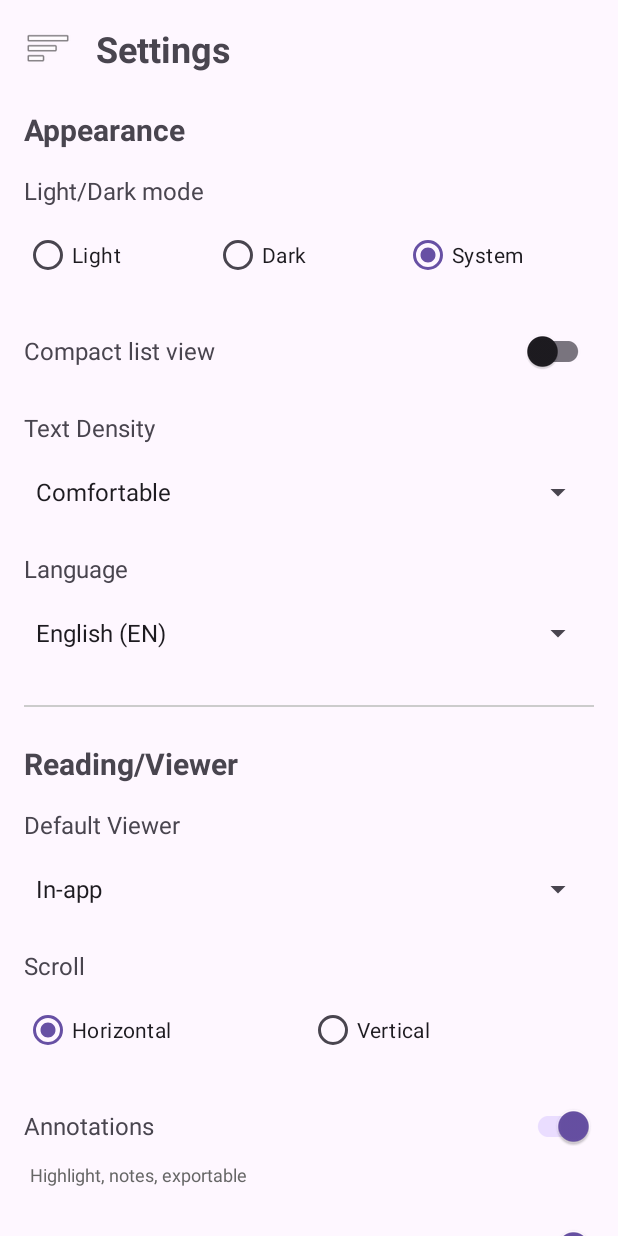
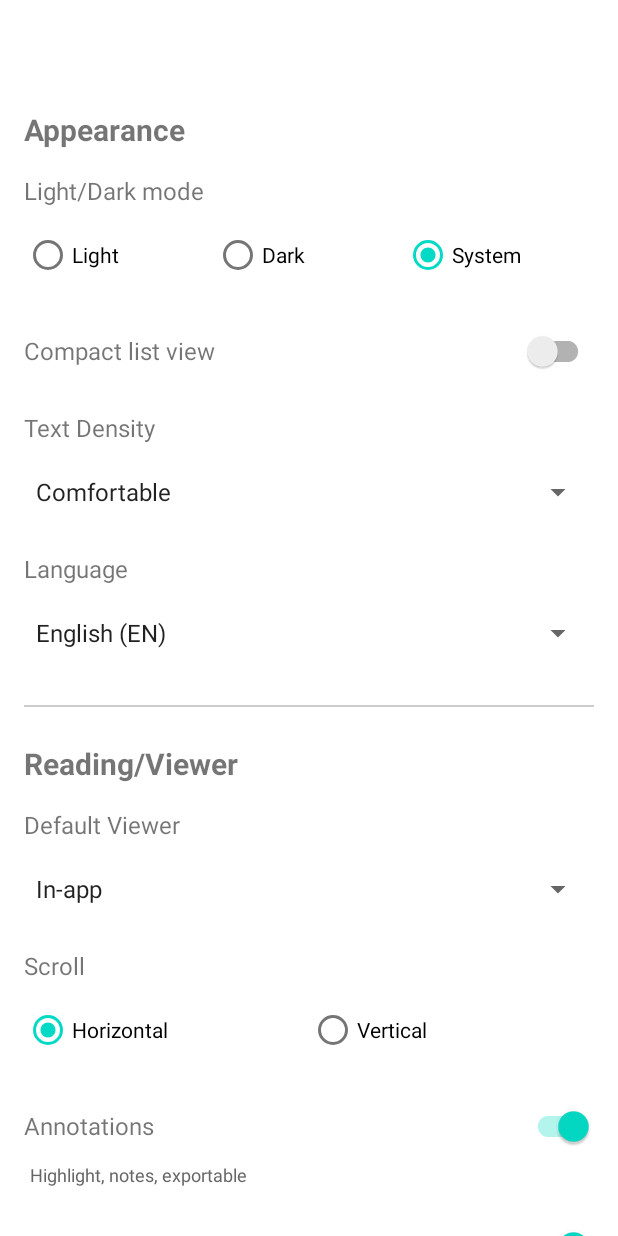
Before and after one commit to SiPhung953/Lianac, an Android app: the screen it shows after launch (MainActivity), on a phone screen of 412 x 824 dp. Run offline under Robolectric (Android 15) with nearby library versions, the phone set to English and light mode, and no system bars.

Commit message:
SettingsFragment test 2.0

```diff
--- a/app/src/main/AndroidManifest.xml
+++ b/app/src/main/AndroidManifest.xml
@@ -8,11 +8,10 @@
         android:dataExtractionRules="@xml/data_extraction_rules"
         android:fullBackupContent="@xml/backup_rules"
         android:icon="@mipmap/ic_launcher"
-        android:label="@string/app_name"
         android:roundIcon="@mipmap/ic_launcher_round"
         android:supportsRtl="true"
-        android:theme="@style/Theme.Lianac">
-        <activity
+        android:theme="@style/AppTheme">
+    <activity
             android:name=".MainActivity"
             android:exported="true">
             <intent-filter>
--- a/app/src/main/java/vn/edu/lianac/MainActivity.java
+++ b/app/src/main/java/vn/edu/lianac/MainActivity.java
@@ -3,11 +3,16 @@ package vn.edu.lianac;
 import android.os.Bundle;
 import androidx.appcompat.app.AppCompatActivity;
 import androidx.fragment.app.FragmentTransaction;
-
+import android.content.SharedPreferences;
+import androidx.appcompat.app.AppCompatDelegate;
 public class MainActivity extends AppCompatActivity {
 
     @Override
     protected void onCreate(Bundle savedInstanceState) {
+        SharedPreferences prefs = getSharedPreferences("SettingsPrefs", MODE_PRIVATE);
+        int themeMode = prefs.getInt("theme_mode", AppCompatDelegate.MODE_NIGHT_FOLLOW_SYSTEM);
+        AppCompatDelegate.setDefaultNightMode(themeMode);
+
         super.onCreate(savedInstanceState);
         setContentView(R.layout.activity_main);
 
--- a/app/src/main/java/vn/edu/lianac/SettingsFragment.java
+++ b/app/src/main/java/vn/edu/lianac/SettingsFragment.java
@@ -5,8 +5,11 @@ import android.content.Intent;
 import android.content.SharedPreferences;
 import android.content.pm.PackageManager;
 import android.content.pm.ResolveInfo;
+import android.content.res.Configuration;
 import android.net.Uri;
+import android.os.Build;
 import android.os.Bundle;
+import android.os.Handler;
 import android.view.LayoutInflater;
 import android.view.View;
 import android.view.ViewGroup;
@@ -20,7 +23,7 @@ import androidx.annotation.NonNull;
 import androidx.annotation.Nullable;
 import androidx.appcompat.app.AppCompatDelegate;
 import androidx.appcompat.widget.SwitchCompat;
-import androidx.core.os.LocaleListCompat;
+import androidx.core.content.FileProvider;
 import androidx.fragment.app.Fragment;
 
 import java.io.File;
@@ -48,6 +51,11 @@ public class SettingsFragment extends Fragment {
     private SwitchCompat switchCompactList, switchAnnotations, switchAutoSave;
     private Spinner spinnerTextDensity, spinnerLanguage, spinnerDefaultViewer;
     private View layoutInAppSettings;
+
+    // Flags để tránh trigger listeners khi load settings lần đầu
+    private boolean isLanguageInitialLoad = true;
+    private boolean isTextDensityInitialLoad = true;
+    private boolean isViewerInitialLoad = true;
 
     @Nullable
     @Override
@@ -185,27 +193,47 @@ public class SettingsFragment extends Fragment {
         // Compact List Listener
         switchCompactList.setOnCheckedChangeListener((buttonView, isChecked) -> {
             sharedPreferences.edit().putBoolean(KEY_COMPACT_LIST, isChecked).apply();
-            Toast.makeText(requireContext(), "Compact list: " + (isChecked ? "ON" : "OFF"),
-                    Toast.LENGTH_SHORT).show();
+            // Bỏ Toast nếu không cần thiết
+            // Toast.makeText(requireContext(), "Compact list: " + (isChecked ? "ON" : "OFF"),
+            //         Toast.LENGTH_SHORT).show();
         });
 
         // Text Density Listener
         spinnerTextDensity.setOnItemSelectedListener(new AdapterView.OnItemSelectedListener() {
             @Override
             public void onItemSelected(AdapterView<?> parent, View view, int position, long id) {
+                // Bỏ qua lần đầu tiên (khi load settings)
+                if (isTextDensityInitialLoad) {
+                    isTextDensityInitialLoad = false;
+                    return;
+                }
+
+                int currentDensity = sharedPreferences.getInt(KEY_TEXT_DENSITY, 0);
+                if (currentDensity != position) {
                     sharedPreferences.edit().putInt(KEY_TEXT_DENSITY, position).apply();
+                }
             }
 
             @Override
             public void onNothingSelected(AdapterView<?> parent) {}
         });
 
-        // Language Listener
+        // Language Listener - ✅ FIX: Không hiện toast khi load lần đầu
         spinnerLanguage.setOnItemSelectedListener(new AdapterView.OnItemSelectedListener() {
             @Override
             public void onItemSelected(AdapterView<?> parent, View view, int position, long id) {
+                // Bỏ qua lần đầu tiên (khi load settings)
+                if (isLanguageInitialLoad) {
+                    isLanguageInitialLoad = false;
+                    return;
+                }
+
+                // Kiểm tra xem language có thực sự thay đổi không
+                int currentLanguage = sharedPreferences.getInt(KEY_LANGUAGE, 0);
+                if (currentLanguage != position) {
                     sharedPreferences.edit().putInt(KEY_LANGUAGE, position).apply();
                     changeLanguage(position);
+                }
             }
 
             @Override
@@ -216,6 +244,14 @@ public class SettingsFragment extends Fragment {
         spinnerDefaultViewer.setOnItemSelectedListener(new AdapterView.OnItemSelectedListener() {
             @Override
             public void onItemSelected(AdapterView<?> parent, View view, int position, long id) {
+                // Bỏ qua lần đầu tiên (khi load settings)
+                if (isViewerInitialLoad) {
+                    isViewerInitialLoad = false;
+                    return;
+                }
+
+                int currentViewer = sharedPreferences.getInt(KEY_DEFAULT_VIEWER, 0);
+                if (currentViewer != position) {
                     sharedPreferences.edit().putInt(KEY_DEFAULT_VIEWER, position).apply();
 
                     if (position == 0) {
@@ -224,6 +260,7 @@ public class SettingsFragment extends Fragment {
                     } else {
                         // External PDF app selected
                         layoutInAppSettings.setVisibility(View.GONE);
+                    }
                 }
             }
 
@@ -251,30 +288,63 @@ public class SettingsFragment extends Fragment {
     private void changeLanguage(int position) {
         String languageCode = (position == 0) ? "en" : "vi";
 
-        // Sử dụng AppCompatDelegate để thay đổi ngôn ngữ
-        LocaleListCompat appLocale = LocaleListCompat.forLanguageTags(languageCode);
-        AppCompatDelegate.setApplicationLocales(appLocale);
+        // Lưu language preference
+        sharedPreferences.edit().putString("app_language", languageCode).apply();
 
-        Toast.makeText(requireContext(),
-                "Language changed to " + (position == 0 ? "English" : "Tiếng Việt"),
-                Toast.LENGTH_SHORT).show();
+        // Đổi locale
+        Locale locale = new Locale(languageCode);
+        Locale.setDefault(locale);
+
+        Configuration config = new Configuration();
+        if (Build.VERSION.SDK_INT >= Build.VERSION_CODES.N) {
+            config.setLocale(locale);
+        } else {
+            config.locale = locale;
         }
 
-    // Method để mở PDF với External App
+        requireContext().getResources().updateConfiguration(config,
+                requireContext().getResources().getDisplayMetrics());
+
+        // Hiển thị toast TRƯỚC KHI restart
+        String message = position == 0 ? "Language changed to English" : "Ngôn ngữ đã đổi sang Tiếng Việt";
+        Toast.makeText(requireContext(), message, Toast.LENGTH_SHORT).show();
+
+        // RESTART Activity sau một chút delay để toast hiển thị
+        new Handler().postDelayed(new Runnable() {
+            @Override
+            public void run() {
+                requireActivity().recreate();
+            }
+        }, 500); // 500ms delay
+    }
+
+    // Method để mở PDF với External App - ✅ FIX: Hỗ trợ FileProvider cho Android 7.0+
     public void openPDFWithExternalApp(String pdfPath) {
         int viewerPreference = sharedPreferences.getInt(KEY_DEFAULT_VIEWER, 0);
 
         if (viewerPreference == 1) { // External PDF app
             File file = new File(pdfPath);
-            Uri uri = Uri.fromFile(file);
+
+            // Sử dụng FileProvider cho Android 7.0+
+            Uri uri;
+            if (Build.VERSION.SDK_INT >= Build.VERSION_CODES.N) {
+                uri = FileProvider.getUriForFile(
+                        requireContext(),
+                        requireContext().getPackageName() + ".fileprovider",
+                        file
+                );
+            } else {
+                uri = Uri.fromFile(file);
+            }
 
             Intent intent = new Intent(Intent.ACTION_VIEW);
             intent.setDataAndType(uri, "application/pdf");
-            intent.setFlags(Intent.FLAG_ACTIVITY_NO_HISTORY);
+            intent.setFlags(Intent.FLAG_GRANT_READ_URI_PERMISSION);
 
             // Kiểm tra xem có app nào có thể mở PDF không
             PackageManager pm = requireContext().getPackageManager();
-            List<ResolveInfo> activities = pm.queryIntentActivities(intent, 0);
+            List<ResolveInfo> activities = pm.queryIntentActivities(intent,
+                    PackageManager.MATCH_DEFAULT_ONLY);
 
             if (activities.size() > 0) {
                 // Tạo chooser để người dùng chọn app
@@ -314,4 +384,9 @@ public class SettingsFragment extends Fragment {
     public int getDefaultViewer() {
         return sharedPreferences.getInt(KEY_DEFAULT_VIEWER, 0);
     }
+
+    public String getTextDensity() {
+        int density = sharedPreferences.getInt(KEY_TEXT_DENSITY, 0);
+        return density == 0 ? "comfortable" : "compact";
     }
+}
--- a/app/src/main/res/layout/fragment_settings.xml
+++ b/app/src/main/res/layout/fragment_settings.xml
@@ -19,17 +19,9 @@
             android:gravity="center_vertical"
             android:paddingBottom="16dp">
 
-            <ImageView
-                android:id="@+id/btnMenu"
-                android:layout_width="32dp"
-                android:layout_height="32dp"
-                android:src="@android:drawable/ic_menu_sort_by_size"
-                android:contentDescription="Menu"/>
-
             <TextView
                 android:layout_width="wrap_content"
                 android:layout_height="wrap_content"
-                android:text="@string/settings"
                 android:textSize="24sp"
                 android:textStyle="bold"
                 android:layout_marginStart="16dp"/>
--- a/app/src/main/res/values-night/themes.xml
+++ b/app/src/main/res/values-night/themes.xml
@@ -1,7 +1,11 @@
-<resources xmlns:tools="http://schemas.android.com/tools">
-    <!-- Base application theme. -->
-    <style name="Base.Theme.Lianac" parent="Theme.Material3.DayNight.NoActionBar">
-        <!-- Customize your dark theme here. -->
-        <!-- <item name="colorPrimary">@color/my_dark_primary</item> -->
+<resources>
+    <!-- Dark Theme -->
+    <style name="AppTheme" parent="Theme.MaterialComponents.DayNight.NoActionBar">
+        <item name="colorPrimary">#BB86FC</item>
+        <item name="colorPrimaryDark">#3700B3</item>
+        <item name="colorAccent">#03DAC5</item>
+        <item name="android:windowBackground">#121212</item>
+        <item name="android:colorBackground">#121212</item>
+        <item name="android:textColor">#FFFFFF</item>
     </style>
 </resources>
--- a/app/src/main/res/values/colors.xml
+++ b/app/src/main/res/values/colors.xml
@@ -2,4 +2,5 @@
 <resources>
     <color name="black">#FF000000</color>
     <color name="white">#FFFFFFFF</color>
+    <color name="dark_background">#121212</color>
 </resources>
--- a/app/src/main/res/values/strings.xml
+++ b/app/src/main/res/values/strings.xml
@@ -1,10 +1,4 @@
-<?xml version="1.0" encoding="utf-8"?>
 <resources>
-    <string name="app_name">My Application</string>
-
-    <!-- Settings -->
-    <string name="settings">Settings</string>
-
     <!-- Appearance -->
     <string name="appearance">Appearance</string>
     <string name="light_dark_mode">Light/Dark mode</string>
--- a/app/src/main/res/values/themes.xml
+++ b/app/src/main/res/values/themes.xml
@@ -1,9 +1,10 @@
-<resources xmlns:tools="http://schemas.android.com/tools">
-    <!-- Base application theme. -->
-    <style name="Base.Theme.Lianac" parent="Theme.Material3.DayNight.NoActionBar">
-        <!-- Customize your light theme here. -->
-        <!-- <item name="colorPrimary">@color/my_light_primary</item> -->
+<resources>
+    <!-- Light Theme -->
+    <style name="AppTheme" parent="Theme.MaterialComponents.Light.NoActionBar">
+        <item name="colorPrimary">#6200EE</item>
+        <item name="colorPrimaryDark">#3700B3</item>
+        <item name="colorAccent">#03DAC5</item>
+        <item name="android:windowBackground">@color/white</item>
+        <item name="android:colorBackground">@color/white</item>
     </style>
-
-    <style name="Theme.Lianac" parent="Base.Theme.Lianac" />
 </resources>
```
Also changed, not shown: 1 other file. Lines whose indentation alone changed are shown as unchanged.
